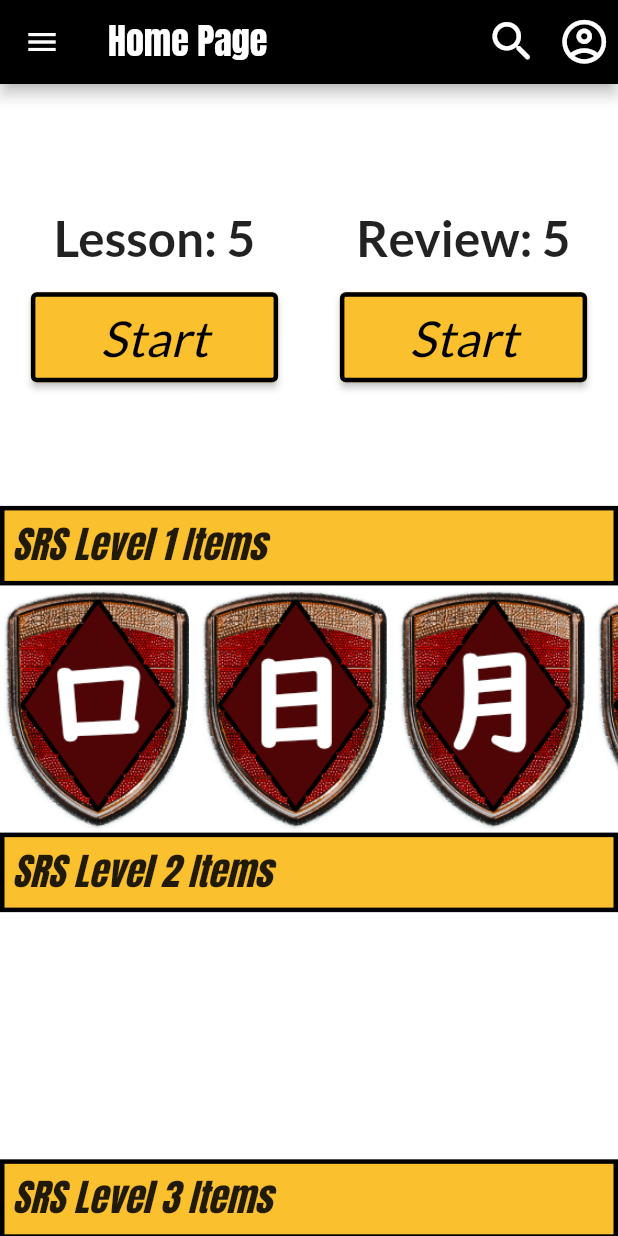
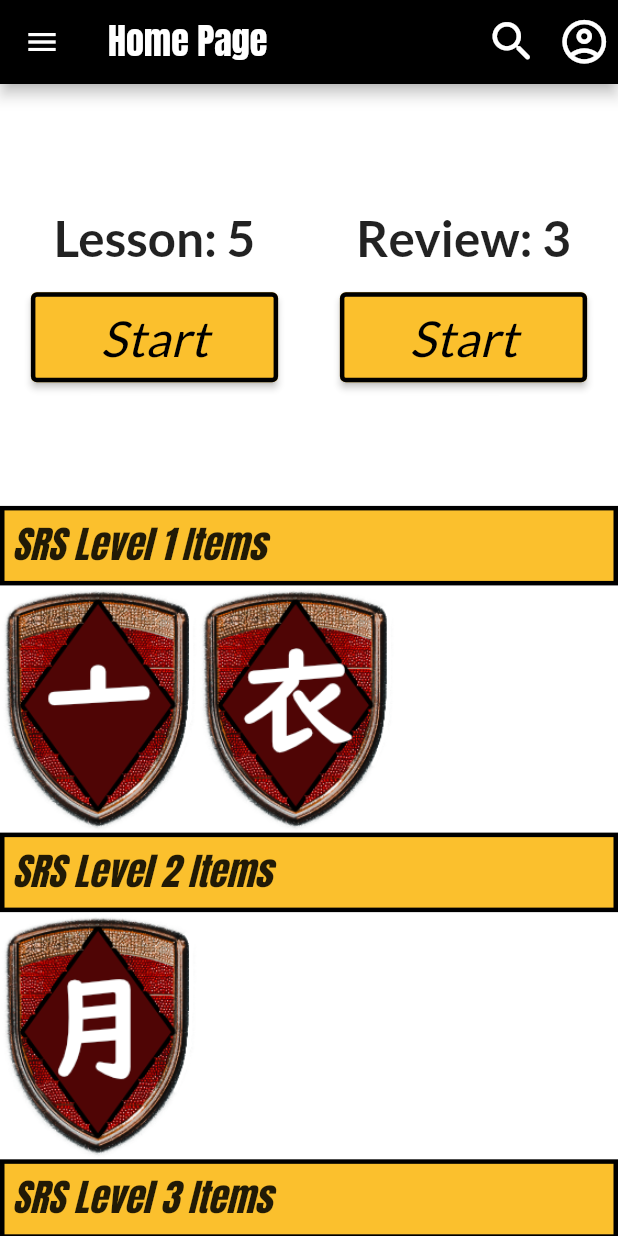
Before and after one commit to firasAltayeb/Kanji_quiz_app, a Flutter app: the screen it shows after launch, on a phone screen of 412 x 824 dp. Run offline on Flutter 3.47's test engine with Material 2 defaults, Android fonts, the phone set to English and light mode, and no system bars; our stand-ins replace hive; accounts and stored records are empty.

Commit message:
fixed an issue with main screen

```diff
--- a/lib/model/kanji_map.dart
+++ b/lib/model/kanji_map.dart
@@ -12,7 +12,7 @@ class KanjiMap {
       'greyPhotoAddress': 'assets/images/5_Kanji_xlg.png',
       'colorPhotoAddress': 'assets/images/5_Kanji_xl.png',
       'buildBlocksAddress': [],
-      'dateLastLevelChanged': DateTime.now().subtract(Duration(days: 7)),
+      'dateLastLevelChanged': DateTime.now().subtract(Duration(days: 5)),
     },
     {
       'itemId': '口',
@@ -20,7 +20,7 @@ class KanjiMap {
       'itemType': 'Primitive Kanji',
       'frameNumber': '11',
       'mnemonicStory': '',
-      'progressLevel': 1,
+      'progressLevel': 4,
       'learningStatus': 'Review',
       'buildingBlocks': [],
       'greyPhotoAddress': 'assets/images/11_Kanji_xlg.png',
@@ -34,13 +34,13 @@ class KanjiMap {
       'itemType': 'Primitive Kanji',
       'frameNumber': '12',
       'mnemonicStory': '',
-      'progressLevel': 1,
+      'progressLevel': 3,
       'learningStatus': 'Review',
       'buildingBlocks': [],
       'greyPhotoAddress': 'assets/images/12_Kanji_xlg.png',
       'colorPhotoAddress': 'assets/images/12_Kanji_xl.png',
       'buildBlocksAddress': [],
-      'dateLastLevelChanged': DateTime.now().subtract(Duration(days: 2)),
+      'dateLastLevelChanged': DateTime.now().subtract(Duration(days: 1)),
     },
     {
       'itemId': '月',
@@ -48,13 +48,13 @@ class KanjiMap {
       'itemType': 'Primitive Kanji',
       'frameNumber': '13',
       'mnemonicStory': '',
-      'progressLevel': 1,
+      'progressLevel': 2,
       'learningStatus': 'Review',
       'buildingBlocks': [],
       'greyPhotoAddress': 'assets/images/13_Kanji_xlg.png',
       'colorPhotoAddress': 'assets/images/13_Kanji_xl.png',
       'buildBlocksAddress': [],
-      'dateLastLevelChanged': DateTime.now().subtract(Duration(days: 4)),
+      'dateLastLevelChanged': DateTime.now().subtract(Duration(days: 1)),
     },
     {
       'itemId': '亠',
@@ -68,7 +68,7 @@ class KanjiMap {
       'greyPhotoAddress': 'assets/images/218_Kanji_xlg.png',
       'colorPhotoAddress': 'assets/images/218_Kanji_xl.png',
       'buildBlocksAddress': [],
-      'dateLastLevelChanged': DateTime.now().subtract(Duration(hours: 5)),
+      'dateLastLevelChanged': DateTime.now().subtract(Duration(days: 1)),
     },
     {
       'itemId': '衣',
--- a/lib/widgets/misc/srs_level_column.dart
+++ b/lib/widgets/misc/srs_level_column.dart
@@ -15,6 +15,11 @@ class SrsLevelColumn extends StatelessWidget {
   });
 
   void assignSrsLists() {
+    srsLevelOneMap.clear();
+    srsLevelTwoMap.clear();
+    srsLevelThreeMap.clear();
+    srsLevelFourMap.clear();
+    srsLevelFiveMap.clear();
     kanjiMapList.forEach((kanjiMap) {
       switch (kanjiMap['progressLevel']) {
         case 1:
```
